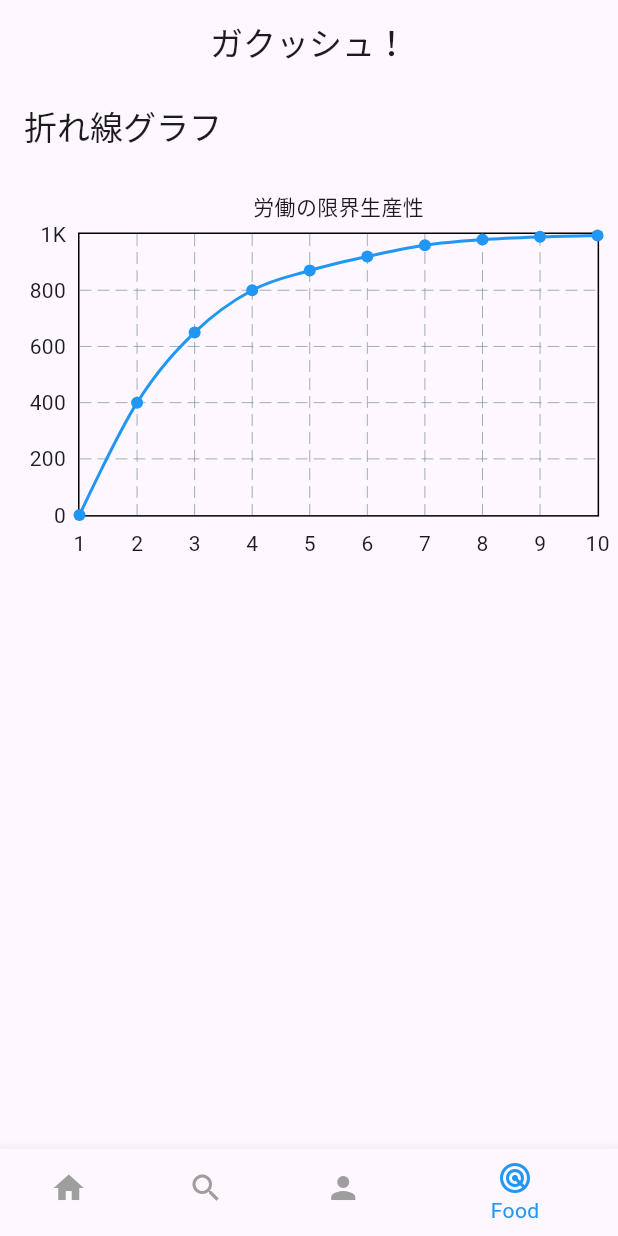
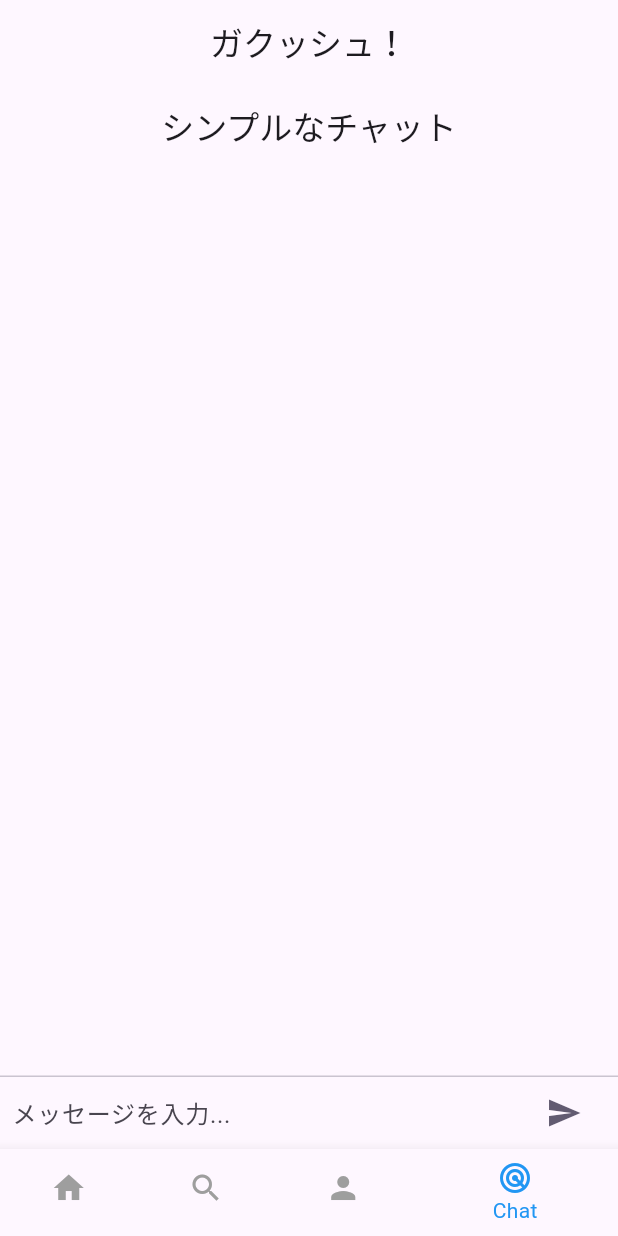
Before and after one commit to yukinkomob/Gakush, a Flutter app: the screen it shows after launch, swiped to page 4, on a phone screen of 412 x 824 dp. Run offline on Flutter 3.47's test engine with Material 3 defaults, Android fonts, the phone set to English and light mode, and no system bars; drawn by our look-alikes of fl_chart.

Commit message:
チャット画面を追加

```diff
--- a/lib/main.dart
+++ b/lib/main.dart
@@ -77,7 +77,7 @@ class _MainScreenState extends State<MainScreen> {
           HomeScreen(),
           SearchScreen(),
           AccountScreen(),
-          FoodRadarChartScreen()
+          ChatScreen()
         ],
       ),
       bottomNavigationBar: BottomNavigationBar(
@@ -100,7 +100,7 @@ class _MainScreenState extends State<MainScreen> {
           ),
           BottomNavigationBarItem(
             icon: Icon(Icons.radar), // レーダーチャート用のアイコン
-            label: 'Food',
+            label: 'Chat',
           ),
         ],
       ),
@@ -305,3 +305,111 @@ class FoodRadarChartScreen extends StatelessWidget {
     );
   }
 }
+
+class ChatScreen extends StatefulWidget {
+  const ChatScreen({super.key});
+
+  @override
+  State<ChatScreen> createState() => _ChatScreenState();
+}
+
+class _ChatScreenState extends State<ChatScreen> {
+  final TextEditingController _messageController = TextEditingController(); // メッセージ入力用コントローラ
+  final List<String> _messages = []; // 送信されたメッセージを格納するリスト
+
+  // メッセージ送信時に呼び出されるメソッド
+  void _sendMessage() {
+    if (_messageController.text.isNotEmpty) {
+      setState(() {
+        _messages.add(_messageController.text); // メッセージをリストに追加
+        _messageController.clear(); // 入力フィールドをクリア
+      });
+    }
+  }
+
+  @override
+  void dispose() {
+    _messageController.dispose(); // コントローラを破棄
+    super.dispose();
+  }
+
+  @override
+  Widget build(BuildContext context) {
+    return Scaffold(
+      appBar: AppBar(
+        title: const Text('シンプルなチャット'),
+        centerTitle: true,
+      ),
+      body: Column(
+        children: <Widget>[
+          // メッセージリスト表示部分
+          Expanded(
+            child: ListView.builder(
+              reverse: true, // 最新のメッセージが下に来るようにリストを反転
+              padding: const EdgeInsets.all(8.0),
+              itemCount: _messages.length,
+              itemBuilder: (context, index) {
+                // リストは逆順なので、表示するメッセージは _messages.length - 1 - index
+                final message = _messages[_messages.length - 1 - index];
+                return Align(
+                  // 仮に、インデックスが偶数なら自分、奇数なら相手のメッセージとして右寄せ/左寄せ
+                  alignment: (index % 2 == 0) ? Alignment.centerRight : Alignment.centerLeft,
+                  child: Container(
+                    margin: const EdgeInsets.symmetric(vertical: 4.0),
+                    padding: const EdgeInsets.symmetric(horizontal: 12.0, vertical: 8.0),
+                    decoration: BoxDecoration(
+                      color: (index % 2 == 0) ? Colors.blue[100] : Colors.grey[300],
+                      borderRadius: BorderRadius.circular(12.0),
+                    ),
+                    child: Text(
+                      message,
+                      style: TextStyle(
+                        color: (index % 2 == 0) ? Colors.blue[900] : Colors.black87,
+                      ),
+                    ),
+                  ),
+                );
+              },
+            ),
+          ),
+          // メッセージ入力部分
+          const Divider(height: 1.0), // 区切り線
+          Container(
+            decoration: BoxDecoration(color: Theme.of(context).cardColor),
+            child: _buildTextComposer(), // 入力フィールドと送信ボタン
+          ),
+        ],
+      ),
+    );
+  }
+
+  // テキスト入力フィールドと送信ボタンを構築するウィジェット
+  Widget _buildTextComposer() {
+    return IconTheme(
+      data: IconThemeData(color: Theme.of(context).colorScheme.secondary),
+      child: Container(
+        margin: const EdgeInsets.symmetric(horizontal: 8.0),
+        child: Row(
+          children: <Widget>[
+            // メッセージ入力フィールド
+            Flexible(
+              child: TextField(
+                controller: _messageController,
+                onSubmitted: (_) => _sendMessage(), // エンターキーで送信
+                decoration: const InputDecoration.collapsed(hintText: 'メッセージを入力...'),
+              ),
+            ),
+            // 送信ボタン
+            Container(
+              margin: const EdgeInsets.symmetric(horizontal: 4.0),
+              child: IconButton(
+                icon: const Icon(Icons.send),
+                onPressed: _sendMessage, // ボタンタップで送信
+              ),
+            ),
+          ],
+        ),
+      ),
+    );
+  }
+}
```
